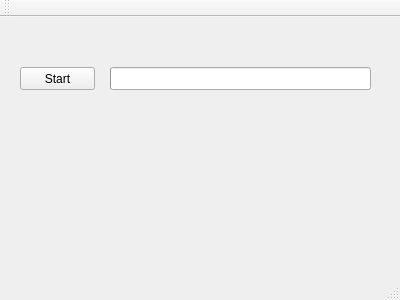
Above: mainwindow.ui from weisseruebe/DVDCreator before the change. Below: the same form after it.
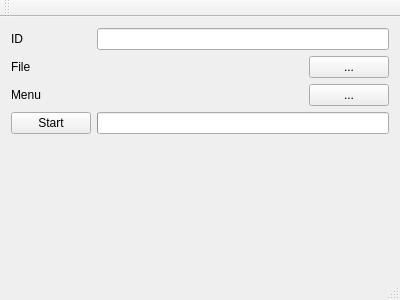
That is the form after the change.

Diff of the .ui file:
```diff
--- a/mainwindow.ui
+++ b/mainwindow.ui
@@ -14,28 +14,36 @@
    <string>MainWindow</string>
   </property>
   <widget class="QWidget" name="centralWidget">
+   <layout class="QFormLayout" name="formLayout">
+    <property name="fieldGrowthPolicy">
+     <enum>QFormLayout::AllNonFixedFieldsGrow</enum>
+    </property>
+    <item row="0" column="0">
+     <widget class="QLabel" name="label">
+      <property name="text">
+       <string>ID</string>
+      </property>
+     </widget>
+    </item>
+    <item row="0" column="1">
+     <widget class="QLineEdit" name="lineEdit"/>
+    </item>
+    <item row="2" column="0">
+     <widget class="QLabel" name="label_2">
+      <property name="text">
+       <string>File</string>
+      </property>
+     </widget>
+    </item>
+    <item row="4" column="0">
    <widget class="QPushButton" name="pushButton">
-    <property name="geometry">
-     <rect>
-      <x>20</x>
-      <y>50</y>
-      <width>75</width>
-      <height>23</height>
-     </rect>
-    </property>
     <property name="text">
      <string>Start</string>
     </property>
    </widget>
+    </item>
+    <item row="4" column="1">
    <widget class="QProgressBar" name="progressBar">
-    <property name="geometry">
-     <rect>
-      <x>110</x>
-      <y>50</y>
-      <width>261</width>
-      <height>23</height>
-     </rect>
-    </property>
     <property name="minimum">
      <number>0</number>
     </property>
@@ -52,6 +60,70 @@
      <bool>false</bool>
     </property>
    </widget>
+    </item>
+    <item row="2" column="1">
+     <widget class="QWidget" name="widget" native="true">
+      <layout class="QHBoxLayout" name="horizontalLayout_2" stretch="10,0">
+       <property name="margin">
+        <number>0</number>
+       </property>
+       <item>
+        <widget class="QLabel" name="labelAviFile">
+         <property name="minimumSize">
+          <size>
+           <width>200</width>
+           <height>0</height>
+          </size>
+         </property>
+         <property name="text">
+          <string/>
+         </property>
+        </widget>
+       </item>
+       <item>
+        <widget class="QPushButton" name="pushButton_2">
+         <property name="text">
+          <string>...</string>
+         </property>
+        </widget>
+       </item>
+      </layout>
+     </widget>
+    </item>
+    <item row="3" column="0">
+     <widget class="QLabel" name="label_3">
+      <property name="text">
+       <string>Menu</string>
+      </property>
+     </widget>
+    </item>
+    <item row="3" column="1">
+     <widget class="QWidget" name="widget_2" native="true">
+      <layout class="QHBoxLayout" name="horizontalLayout" stretch="10,0">
+       <property name="spacing">
+        <number>0</number>
+       </property>
+       <property name="margin">
+        <number>0</number>
+       </property>
+       <item>
+        <widget class="QLabel" name="labelMenu">
+         <property name="text">
+          <string/>
+         </property>
+        </widget>
+       </item>
+       <item>
+        <widget class="QPushButton" name="pushButtonMenu">
+         <property name="text">
+          <string>...</string>
+         </property>
+        </widget>
+       </item>
+      </layout>
+     </widget>
+    </item>
+   </layout>
   </widget>
   <widget class="QMenuBar" name="menuBar">
    <property name="geometry">
```
Lines whose indentation alone changed are shown as unchanged.
